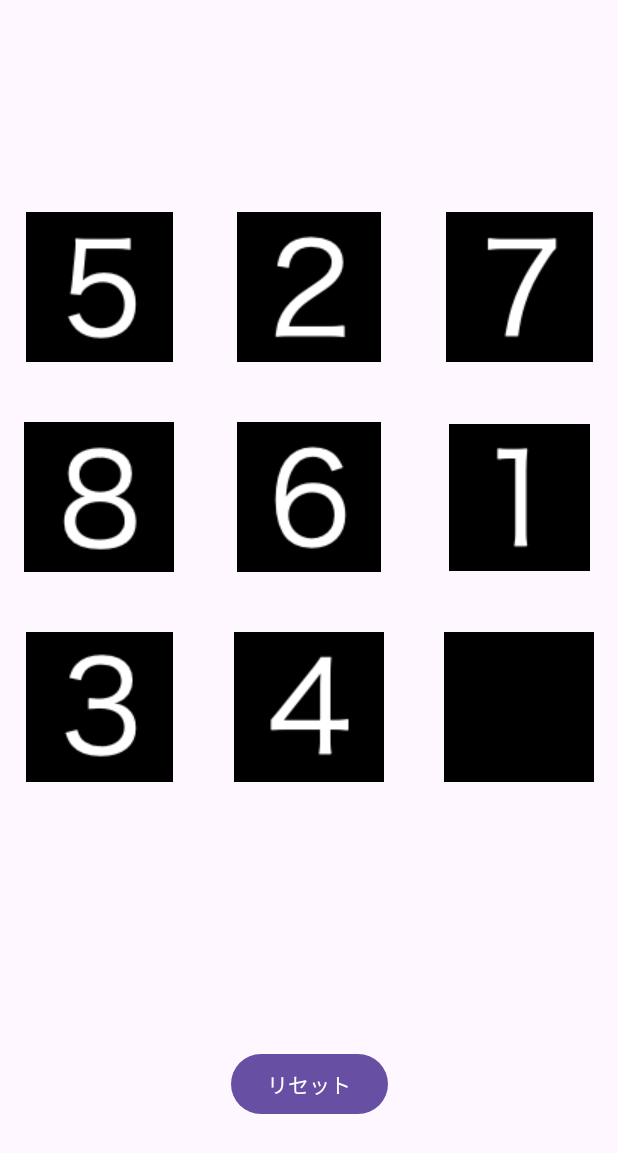
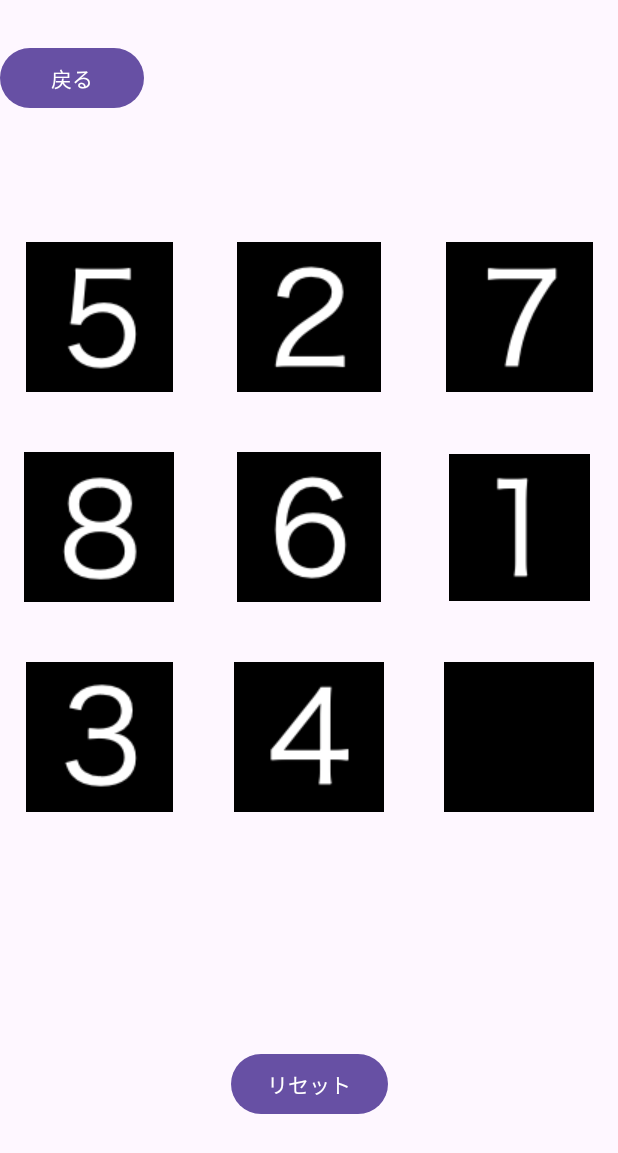
Before and after one commit to yasu111h/NumberSlidePuzzle, an Android app: the screen it shows after launch (MainActivity), on a phone screen of 412 x 824 dp. Shown: the top 1153 px of the screen. Run offline under Robolectric (Android 15) with nearby library versions, the phone set to English and light mode, and no system bars.

Commit message:
ホーム画面を追加

```diff
--- a/app/src/main/AndroidManifest.xml
+++ b/app/src/main/AndroidManifest.xml
@@ -13,6 +13,9 @@
         android:theme="@style/Theme.NumberSlidePuzzle"
         tools:targetApi="31">
         <activity
+            android:name=".HomeActivity"
+            android:exported="false" />
+        <activity
             android:name=".MainActivity"
             android:exported="true">
             <intent-filter>
--- a/app/src/main/java/com/example/numberslidepuzzle/MainActivity.kt
+++ b/app/src/main/java/com/example/numberslidepuzzle/MainActivity.kt
@@ -1,5 +1,6 @@
 package com.example.numberslidepuzzle
 
+import android.content.Intent
 import android.os.Bundle
 import android.util.Log
 import android.view.View
@@ -11,6 +12,7 @@ import androidx.core.view.ViewCompat
 import androidx.core.view.WindowInsetsCompat
 import com.example.numberslidepuzzle.R
 import com.example.numberslidepuzzle.databinding.ActivityMainBinding
+import kotlin.jvm.java
 import kotlin.random.Random
 
 class MainActivity : AppCompatActivity() {
@@ -27,11 +29,6 @@ class MainActivity : AppCompatActivity() {
         enableEdgeToEdge()
         binding = ActivityMainBinding.inflate(layoutInflater)
         setContentView(binding.root)
-        ViewCompat.setOnApplyWindowInsetsListener(findViewById(R.id.main)) { v, insets ->
-            val systemBars = insets.getInsets(WindowInsetsCompat.Type.systemBars())
-            v.setPadding(systemBars.left, systemBars.top, systemBars.right, systemBars.bottom)
-            insets
-        }
 
         // 盤面初期化
         resetCells()
@@ -47,6 +44,11 @@ class MainActivity : AppCompatActivity() {
         // リセットボタン
         binding.resetBtn.setOnClickListener{
             resetCells()
+        }
+
+        // ホームボタン
+        binding.backBtn.setOnClickListener{
+            startActivity(Intent(this@MainActivity, HomeActivity::class.java))
         }
     }
 
--- a/app/src/main/res/layout/activity_main.xml
+++ b/app/src/main/res/layout/activity_main.xml
@@ -8,6 +8,17 @@
     android:layout_height="match_parent"
     tools:context=".MainActivity">
 
+    <Button
+        android:id="@+id/backBtn"
+        android:layout_width="96dp"
+        android:layout_height="48dp"
+        android:layout_marginTop="28dp"
+        android:text="@string/backBtn"
+        app:layout_constraintEnd_toEndOf="parent"
+        app:layout_constraintHorizontal_bias="0.0"
+        app:layout_constraintStart_toStartOf="parent"
+        app:layout_constraintTop_toTopOf="parent" />
+
     <LinearLayout
         android:layout_width="match_parent"
         android:layout_height="wrap_content"
@@ -16,7 +27,7 @@
         app:layout_constraintEnd_toEndOf="parent"
         app:layout_constraintStart_toStartOf="parent"
         app:layout_constraintTop_toTopOf="parent"
-        app:layout_constraintVertical_bias="0.3">
+        app:layout_constraintVertical_bias="0.35">
 
         <LinearLayout
             android:layout_width="wrap_content"
--- a/app/src/main/res/values/strings.xml
+++ b/app/src/main/res/values/strings.xml
@@ -1,7 +1,10 @@
 <resources>
     <string name="app_name">9Pazzle</string>
+    <string name="appTitle">ナンバースライドパズル</string>
     <string name="clearText">クリア！おめでとう！</string>
     <string name="resetBtn">リセット</string>
+    <string name="ninePuzzleBtn">9パズル</string>
+    <string name="backBtn">戻る</string>
     <string name="image_cell11">セル1</string>
     <string name="image_cell12">セル2</string>
     <string name="image_cell13">セル3</string>
```
Also changed, not shown: app/src/main/java/com/example/numberslidepuzzle/HomeActivity.kt (added, +27 -0 lines), app/src/main/res/layout/activity_home.xml (added, +35 -0 lines).
